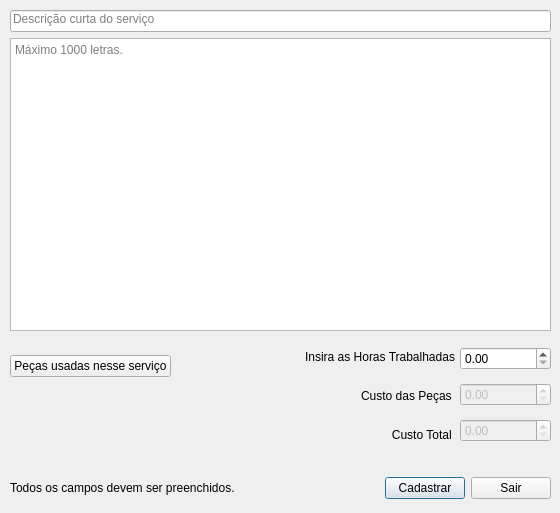
This is addservice.ui in bedi1982/Oficina as Qt 5 draws it before an edit. The edited form follows.
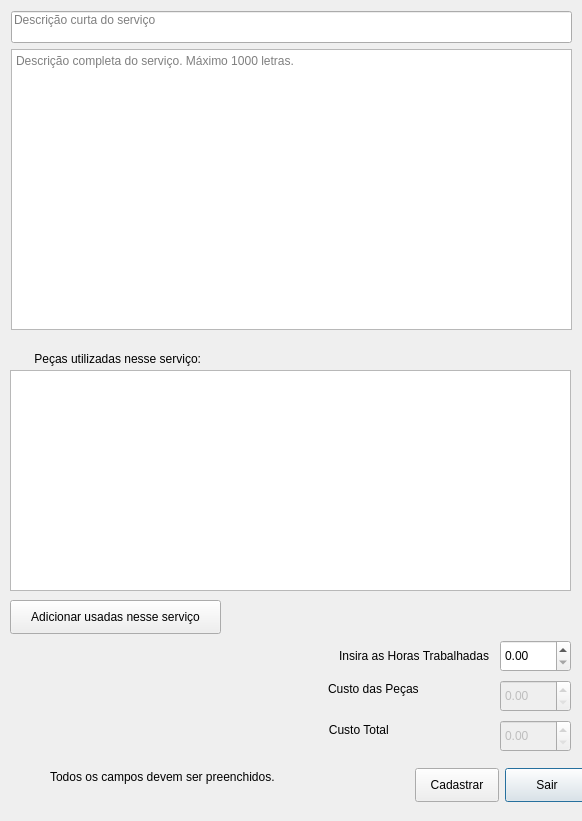
This is the edited form.

Patch:
```diff
--- a/addservice.ui
+++ b/addservice.ui
@@ -6,8 +6,8 @@
    <rect>
     <x>0</x>
     <y>0</y>
-    <width>560</width>
-    <height>513</height>
+    <width>582</width>
+    <height>821</height>
    </rect>
   </property>
   <property name="minimumSize">
@@ -18,224 +18,268 @@
   </property>
   <property name="maximumSize">
    <size>
-    <width>560</width>
-    <height>513</height>
+    <width>453453</width>
+    <height>16777215</height>
    </size>
   </property>
   <property name="windowTitle">
    <string>Adicionando serviço no Carro!</string>
   </property>
-  <widget class="QWidget" name="layoutWidget">
+  <widget class="QPushButton" name="btn_Sair">
+   <property name="geometry">
+    <rect>
+     <x>505</x>
+     <y>768</y>
+     <width>84</width>
+     <height>34</height>
+    </rect>
+   </property>
+   <property name="sizePolicy">
+    <sizepolicy hsizetype="Fixed" vsizetype="Fixed">
+     <horstretch>0</horstretch>
+     <verstretch>0</verstretch>
+    </sizepolicy>
+   </property>
+   <property name="text">
+    <string>Sair</string>
+   </property>
+  </widget>
+  <widget class="QLabel" name="lbl_Feedback">
+   <property name="geometry">
+    <rect>
+     <x>50</x>
+     <y>768</y>
+     <width>255</width>
+     <height>18</height>
+    </rect>
+   </property>
+   <property name="text">
+    <string>Todos os campos devem ser preenchidos.</string>
+   </property>
+  </widget>
+  <widget class="QPushButton" name="btn_Cadastrar">
+   <property name="geometry">
+    <rect>
+     <x>415</x>
+     <y>768</y>
+     <width>84</width>
+     <height>34</height>
+    </rect>
+   </property>
+   <property name="sizePolicy">
+    <sizepolicy hsizetype="Fixed" vsizetype="Fixed">
+     <horstretch>0</horstretch>
+     <verstretch>0</verstretch>
+    </sizepolicy>
+   </property>
+   <property name="text">
+    <string>Cadastrar</string>
+   </property>
+  </widget>
+  <widget class="QLabel" name="lbl_PartsCost">
+   <property name="geometry">
+    <rect>
+     <x>320</x>
+     <y>680</y>
+     <width>102</width>
+     <height>18</height>
+    </rect>
+   </property>
+   <property name="text">
+    <string>Custo das Peças </string>
+   </property>
+   <property name="alignment">
+    <set>Qt::AlignRight|Qt::AlignTrailing|Qt::AlignVCenter</set>
+   </property>
+  </widget>
+  <widget class="QLabel" name="lbl_totlaServiceCost">
+   <property name="geometry">
+    <rect>
+     <x>320</x>
+     <y>721</y>
+     <width>72</width>
+     <height>18</height>
+    </rect>
+   </property>
+   <property name="text">
+    <string>Custo Total </string>
+   </property>
+   <property name="alignment">
+    <set>Qt::AlignRight|Qt::AlignTrailing|Qt::AlignVCenter</set>
+   </property>
+  </widget>
+  <widget class="QLabel" name="lbl_InsertWorkCost">
+   <property name="geometry">
+    <rect>
+     <x>319</x>
+     <y>647</y>
+     <width>170</width>
+     <height>18</height>
+    </rect>
+   </property>
+   <property name="text">
+    <string>Insira as Horas Trabalhadas</string>
+   </property>
+   <property name="alignment">
+    <set>Qt::AlignRight|Qt::AlignTrailing|Qt::AlignVCenter</set>
+   </property>
+  </widget>
+  <widget class="QPushButton" name="btn_Add_PartsUsedInTheService">
    <property name="geometry">
     <rect>
      <x>10</x>
-     <y>10</y>
-     <width>541</width>
-     <height>321</height>
+     <y>600</y>
+     <width>211</width>
+     <height>34</height>
     </rect>
    </property>
-   <layout class="QVBoxLayout" name="verticalLayout">
-    <item>
-     <widget class="QLineEdit" name="line_ShortDescription">
-      <property name="text">
-       <string/>
-      </property>
-      <property name="maxLength">
-       <number>70</number>
-      </property>
-      <property name="alignment">
-       <set>Qt::AlignLeading|Qt::AlignLeft|Qt::AlignTop</set>
-      </property>
-      <property name="placeholderText">
-       <string>Descrição curta do serviço</string>
-      </property>
-     </widget>
-    </item>
-    <item>
-     <widget class="QTextEdit" name="txt_FullDescription">
-      <property name="autoFormatting">
-       <set>QTextEdit::AutoNone</set>
-      </property>
-      <property name="tabChangesFocus">
-       <bool>true</bool>
-      </property>
-      <property name="html">
-       <string>&lt;!DOCTYPE HTML PUBLIC &quot;-//W3C//DTD HTML 4.0//EN&quot; &quot;http://www.w3.org/TR/REC-html40/strict.dtd&quot;&gt;
+   <property name="sizePolicy">
+    <sizepolicy hsizetype="Fixed" vsizetype="Fixed">
+     <horstretch>0</horstretch>
+     <verstretch>0</verstretch>
+    </sizepolicy>
+   </property>
+   <property name="text">
+    <string>Adicionar usadas nesse serviço</string>
+   </property>
+  </widget>
+  <widget class="QLabel" name="lbl_Emoticon">
+   <property name="geometry">
+    <rect>
+     <x>50</x>
+     <y>698</y>
+     <width>48</width>
+     <height>48</height>
+    </rect>
+   </property>
+   <property name="maximumSize">
+    <size>
+     <width>48</width>
+     <height>48</height>
+    </size>
+   </property>
+   <property name="text">
+    <string/>
+   </property>
+  </widget>
+  <widget class="QDoubleSpinBox" name="Spin_TotalserviceCost">
+   <property name="enabled">
+    <bool>false</bool>
+   </property>
+   <property name="geometry">
+    <rect>
+     <x>500</x>
+     <y>720</y>
+     <width>71</width>
+     <height>32</height>
+    </rect>
+   </property>
+   <property name="singleStep">
+    <double>5.000000000000000</double>
+   </property>
+  </widget>
+  <widget class="QDoubleSpinBox" name="Spin_PartsCost">
+   <property name="enabled">
+    <bool>false</bool>
+   </property>
+   <property name="geometry">
+    <rect>
+     <x>500</x>
+     <y>680</y>
+     <width>71</width>
+     <height>32</height>
+    </rect>
+   </property>
+   <property name="singleStep">
+    <double>5.000000000000000</double>
+   </property>
+  </widget>
+  <widget class="QDoubleSpinBox" name="Spin_HandWorkCost">
+   <property name="geometry">
+    <rect>
+     <x>500</x>
+     <y>640</y>
+     <width>71</width>
+     <height>32</height>
+    </rect>
+   </property>
+   <property name="singleStep">
+    <double>5.000000000000000</double>
+   </property>
+  </widget>
+  <widget class="QTextEdit" name="txt_FullDescription">
+   <property name="geometry">
+    <rect>
+     <x>11</x>
+     <y>49</y>
+     <width>561</width>
+     <height>281</height>
+    </rect>
+   </property>
+   <property name="autoFormatting">
+    <set>QTextEdit::AutoNone</set>
+   </property>
+   <property name="tabChangesFocus">
+    <bool>true</bool>
+   </property>
+   <property name="html">
+    <string>&lt;!DOCTYPE HTML PUBLIC &quot;-//W3C//DTD HTML 4.0//EN&quot; &quot;http://www.w3.org/TR/REC-html40/strict.dtd&quot;&gt;
 &lt;html&gt;&lt;head&gt;&lt;meta name=&quot;qrichtext&quot; content=&quot;1&quot; /&gt;&lt;style type=&quot;text/css&quot;&gt;
 p, li { white-space: pre-wrap; }
 &lt;/style&gt;&lt;/head&gt;&lt;body style=&quot; font-family:'Noto Sans'; font-size:10pt; font-weight:400; font-style:normal;&quot;&gt;
 &lt;p style=&quot;-qt-paragraph-type:empty; margin-top:0px; margin-bottom:0px; margin-left:0px; margin-right:0px; -qt-block-indent:0; text-indent:0px;&quot;&gt;&lt;br /&gt;&lt;/p&gt;&lt;/body&gt;&lt;/html&gt;</string>
-      </property>
-      <property name="placeholderText">
-       <string>Máximo 1000 letras.</string>
-      </property>
-     </widget>
-    </item>
-   </layout>
-  </widget>
-  <widget class="QWidget" name="layoutWidget">
-   <property name="geometry">
-    <rect>
-     <x>280</x>
-     <y>340</y>
-     <width>175</width>
-     <height>111</height>
-    </rect>
    </property>
-   <layout class="QVBoxLayout" name="verticalLayout_3">
-    <item>
-     <widget class="QLabel" name="lbl_InsertWorkCost">
-      <property name="text">
-       <string>Insira as Horas Trabalhadas</string>
-      </property>
-      <property name="alignment">
-       <set>Qt::AlignRight|Qt::AlignTrailing|Qt::AlignVCenter</set>
-      </property>
-     </widget>
-    </item>
-    <item>
-     <widget class="QLabel" name="lbl_PartsCost">
-      <property name="text">
-       <string>Custo das Peças </string>
-      </property>
-      <property name="alignment">
-       <set>Qt::AlignRight|Qt::AlignTrailing|Qt::AlignVCenter</set>
-      </property>
-     </widget>
-    </item>
-    <item>
-     <widget class="QLabel" name="lbl_totlaServiceCost">
-      <property name="text">
-       <string>Custo Total </string>
-      </property>
-      <property name="alignment">
-       <set>Qt::AlignRight|Qt::AlignTrailing|Qt::AlignVCenter</set>
-      </property>
-     </widget>
-    </item>
-   </layout>
+   <property name="placeholderText">
+    <string>Descrição completa do serviço. Máximo 1000 letras.</string>
+   </property>
   </widget>
-  <widget class="QWidget" name="layoutWidget">
+  <widget class="QLineEdit" name="line_ShortDescription">
    <property name="geometry">
     <rect>
-     <x>460</x>
-     <y>340</y>
-     <width>91</width>
-     <height>110</height>
+     <x>11</x>
+     <y>11</y>
+     <width>561</width>
+     <height>32</height>
     </rect>
    </property>
-   <layout class="QVBoxLayout" name="verticalLayout_2">
-    <item>
-     <widget class="QDoubleSpinBox" name="SpinHandWorkCost">
-      <property name="singleStep">
-       <double>5.000000000000000</double>
-      </property>
-     </widget>
-    </item>
-    <item>
-     <widget class="QDoubleSpinBox" name="Spin_PartsCost">
-      <property name="enabled">
-       <bool>false</bool>
-      </property>
-      <property name="singleStep">
-       <double>5.000000000000000</double>
-      </property>
-     </widget>
-    </item>
-    <item>
-     <widget class="QDoubleSpinBox" name="Spin_TotalserviceCost">
-      <property name="enabled">
-       <bool>false</bool>
-      </property>
-      <property name="singleStep">
-       <double>5.000000000000000</double>
-      </property>
-     </widget>
-    </item>
-   </layout>
+   <property name="text">
+    <string/>
+   </property>
+   <property name="maxLength">
+    <number>70</number>
+   </property>
+   <property name="alignment">
+    <set>Qt::AlignLeading|Qt::AlignLeft|Qt::AlignTop</set>
+   </property>
+   <property name="placeholderText">
+    <string>Descrição curta do serviço</string>
+   </property>
   </widget>
-  <widget class="QWidget" name="layoutWidget">
+  <widget class="QTableView" name="tbl_PartsUsedInService">
    <property name="geometry">
     <rect>
      <x>10</x>
-     <y>470</y>
-     <width>541</width>
-     <height>36</height>
+     <y>370</y>
+     <width>561</width>
+     <height>221</height>
     </rect>
    </property>
-   <layout class="QHBoxLayout" name="horizontalLayout">
-    <item>
-     <widget class="QLabel" name="lbl_Feedback">
-      <property name="text">
-       <string>Todos os campos devem ser preenchidos.</string>
-      </property>
-     </widget>
-    </item>
-    <item>
-     <widget class="QPushButton" name="btn_Cadastrar">
-      <property name="sizePolicy">
-       <sizepolicy hsizetype="Fixed" vsizetype="Fixed">
-        <horstretch>0</horstretch>
-        <verstretch>0</verstretch>
-       </sizepolicy>
-      </property>
-      <property name="text">
-       <string>Cadastrar</string>
-      </property>
-     </widget>
-    </item>
-    <item>
-     <widget class="QPushButton" name="btn_Sair">
-      <property name="sizePolicy">
-       <sizepolicy hsizetype="Fixed" vsizetype="Fixed">
-        <horstretch>0</horstretch>
-        <verstretch>0</verstretch>
-       </sizepolicy>
-      </property>
-      <property name="text">
-       <string>Sair</string>
-      </property>
-     </widget>
-    </item>
-   </layout>
   </widget>
-  <widget class="QWidget" name="layoutWidget">
+  <widget class="QLabel" name="lbl_PartsUsed">
    <property name="geometry">
     <rect>
      <x>10</x>
-     <y>340</y>
-     <width>261</width>
-     <height>121</height>
+     <y>350</y>
+     <width>191</width>
+     <height>18</height>
     </rect>
    </property>
-   <layout class="QVBoxLayout" name="verticalLayout_4">
-    <item>
-     <widget class="QPushButton" name="btn_Add_PartsUsedInTheService">
-      <property name="sizePolicy">
-       <sizepolicy hsizetype="Fixed" vsizetype="Fixed">
-        <horstretch>0</horstretch>
-        <verstretch>0</verstretch>
-       </sizepolicy>
-      </property>
-      <property name="text">
-       <string>Peças usadas nesse serviço</string>
-      </property>
-     </widget>
-    </item>
-    <item>
-     <widget class="QLabel" name="lbl_Emoticon">
-      <property name="maximumSize">
-       <size>
-        <width>48</width>
-        <height>48</height>
-       </size>
-      </property>
-      <property name="text">
-       <string/>
-      </property>
-     </widget>
-    </item>
-   </layout>
+   <property name="text">
+    <string>Peças utilizadas nesse serviço:</string>
+   </property>
+   <property name="alignment">
+    <set>Qt::AlignRight|Qt::AlignTrailing|Qt::AlignVCenter</set>
+   </property>
   </widget>
  </widget>
  <tabstops>
```
Left out of the diff: 2 changed lines with no effect on the pictures.
